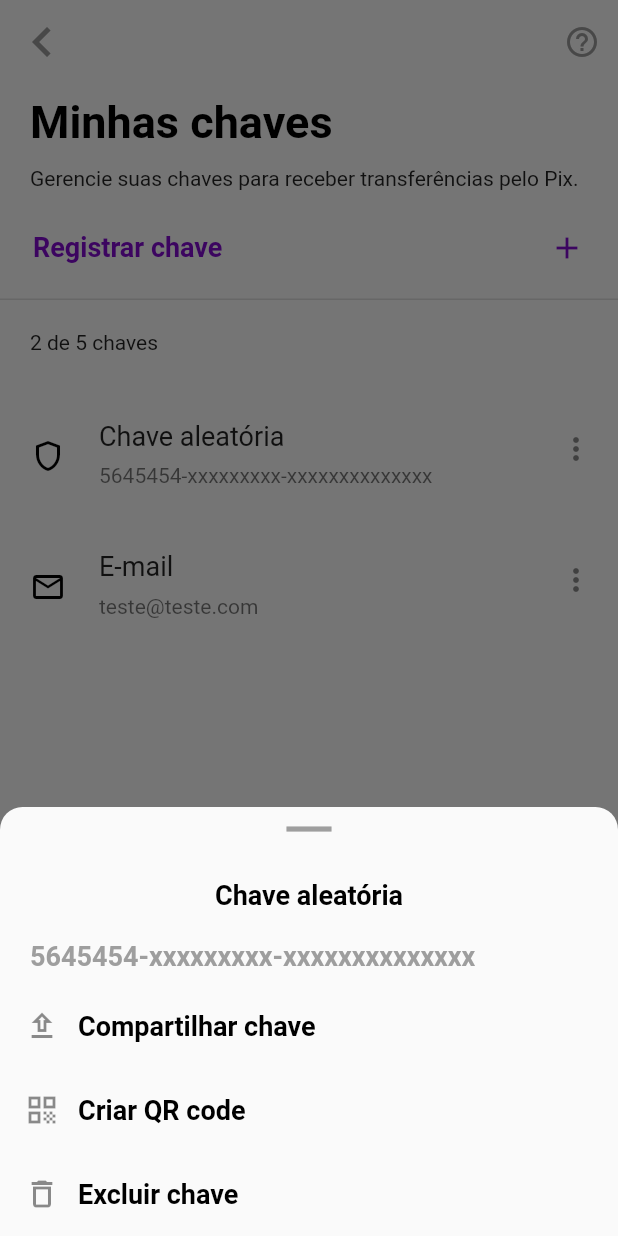
After one commit to Eduardo-Tanaka/Nubank-flutter, a Flutter app: the PixChavesPage screen opened by its route, after a tap on "Chave aleatória", on a phone screen of 412 x 824 dp. The commit adds this screen. Run offline on Flutter 3.47's test engine with Material 2 defaults, Android fonts, the phone set to English and light mode, and no system bars; our stand-ins replace flutter_masked_text2, font_awesome_flutter, google_fonts.

Commit message:
minhas chaves pix

```diff
--- a/lib/app_widget.dart
+++ b/lib/app_widget.dart
@@ -21,6 +21,7 @@ import 'package:nubank/modules/recarga/recarga_valor_page.dart';
 import 'package:nubank/modules/transferir/transferir_page.dart';
 import 'package:nubank/shared/themes/app_colors.dart';
 
+import 'modules/pix/pix_chaves/pix_chaves_page.dart';
 import 'modules/pix/pix_copia_cola/pix_copia_cola_page.dart';
 import 'modules/splash/splash_page.dart';
 import 'modules/transferir/qrcode/transferir_qrcode_page.dart';
@@ -53,6 +54,7 @@ class AppWidget extends StatelessWidget {
       "/limite": LimitePage(),
       "/pagar": PagarPage(),
       "/pix": PixPage(),
+      "/pix_chaves": PixChavesPage(),
       "/recarga": RecargaPage(),
       "/recarga_operadora": RecargaOperadoraPage(),
       "/recarga_forma_pagamento": RecargaFormaPagamentoPage(),
@@ -81,6 +83,7 @@ class AppWidget extends StatelessWidget {
                 (context, animation, secondaryAnimation, child) {
               switch (settings.name) {
                 case "/pix_copia_cola":
+                case "/pix_chaves":
                 case "/recarga_operadora":
                 case "/recarga_forma_pagamento":
                 case "/recarga_valor":
--- /dev/null
+++ b/lib/modules/pix/pix_chaves/pix_chave_modal_widget.dart
@@ -0,0 +1,77 @@
+import 'package:flutter/material.dart';
+import 'package:nubank/shared/themes/app_text_styles.dart';
+import 'package:nubank/shared/widgets/tile_pix/tile_pix_widget.dart';
+
+class PixChaveModalWidget extends StatelessWidget {
+  final String type;
+  final String value;
+
+  const PixChaveModalWidget({
+    Key? key,
+    required this.type,
+    required this.value,
+  }) : super(key: key);
+
+  @override
+  Widget build(BuildContext context) {
+    return Container(
+      child: Column(
+        crossAxisAlignment: CrossAxisAlignment.start,
+        mainAxisSize: MainAxisSize.min,
+        children: [
+          Center(
+            child: IconButton(
+              color: Colors.orange,
+              iconSize: 40,
+              splashRadius: 1,
+              padding: const EdgeInsets.only(top: 8, bottom: 0),
+              icon: Icon(
+                Icons.maximize,
+                color: Colors.grey,
+              ),
+              onPressed: () {
+                Navigator.pop(context);
+              },
+            ),
+          ),
+          Center(
+            child: Text(
+              type,
+              style: TextStyles.textBold,
+            ),
+          ),
+          Padding(
+            padding: const EdgeInsets.only(
+              top: 20,
+              left: 20,
+              right: 20,
+              bottom: 8,
+            ),
+            child: Text(
+              value,
+              style: TextStyles.textGrey,
+            ),
+          ),
+          TilePixWidget(
+            title: "Compartilhar chave",
+            iconLeading: Icons.upload_outlined,
+            onTap: () {},
+            showTrailingIcon: false,
+          ),
+          TilePixWidget(
+            title: "Criar QR code",
+            iconLeading: Icons.qr_code,
+            onTap: () {},
+            showTrailingIcon: false,
+          ),
+          TilePixWidget(
+            title: "Excluir chave",
+            iconLeading: Icons.delete_outline,
+            onTap: () {},
+            showTrailingIcon: false,
+          ),
+        ],
+      ),
+    );
+  }
+}
--- /dev/null
+++ b/lib/modules/pix/pix_chaves/pix_chaves_page.dart
@@ -0,0 +1,133 @@
+import 'package:flutter/material.dart';
+import 'package:nubank/modules/pix/pix_chaves/pix_chave_modal_widget.dart';
+import 'package:nubank/modules/pix/pix_chaves/pix_registrar_chave_modal_widget.dart';
+import 'package:nubank/shared/themes/app_colors.dart';
+import 'package:nubank/shared/themes/app_text_styles.dart';
+import 'package:nubank/shared/widgets/app_bar/app_bar_widget.dart';
+import 'package:nubank/shared/widgets/tile/tile_widget.dart';
+
+class PixChavesPage extends StatelessWidget {
+  const PixChavesPage({Key? key}) : super(key: key);
+
+  @override
+  Widget build(BuildContext context) {
+    return Scaffold(
+      backgroundColor: Colors.white,
+      appBar: AppBarWidget(
+        icon: Icons.navigate_before,
+        showTrailingIcon: true,
+      ),
+      body: SingleChildScrollView(
+        physics: BouncingScrollPhysics(),
+        child: Column(
+          mainAxisSize: MainAxisSize.min,
+          crossAxisAlignment: CrossAxisAlignment.start,
+          children: [
+            Padding(
+              padding: const EdgeInsets.symmetric(
+                horizontal: 20,
+                vertical: 8,
+              ),
+              child: Text(
+                "Minhas chaves",
+                style: TextStyles.textBigBold,
+              ),
+            ),
+            Padding(
+              padding: const EdgeInsets.symmetric(
+                horizontal: 20,
+                vertical: 4,
+              ),
+              child: Text(
+                "Gerencie suas chaves para receber transferências pelo Pix.",
+              ),
+            ),
+            Padding(
+              padding: const EdgeInsets.all(6),
+              child: ListTile(
+                title: Text(
+                  "Registrar chave",
+                  style: TextStyles.textNuBold,
+                ),
+                trailing: Icon(
+                  Icons.add,
+                  color: AppColors.background,
+                ),
+                onTap: () {
+                  showModalBottomSheet(
+                    context: context,
+                    shape: RoundedRectangleBorder(
+                      borderRadius: BorderRadius.only(
+                        topLeft: Radius.circular(15.0),
+                        topRight: Radius.circular(15.0),
+                      ),
+                    ),
+                    builder: (context) {
+                      return PixRegistrarChaveModalWidget();
+                    },
+                  );
+                },
+              ),
+            ),
+            Divider(
+              height: 1,
+              thickness: 1,
+            ),
+            Padding(
+              padding: const EdgeInsets.all(20),
+              child: Text("2 de 5 chaves"),
+            ),
+            TileWidget(
+              title: "Chave aleatória",
+              subtitle: "5645454-xxxxxxxxx-xxxxxxxxxxxxxx",
+              onTap: () {
+                showModalBottomSheet(
+                  context: context,
+                  shape: RoundedRectangleBorder(
+                    borderRadius: BorderRadius.only(
+                      topLeft: Radius.circular(15.0),
+                      topRight: Radius.circular(15.0),
+                    ),
+                  ),
+                  builder: (context) {
+                    return PixChaveModalWidget(
+                      type: "Chave aleatória",
+                      value: "5645454-xxxxxxxxx-xxxxxxxxxxxxxx",
+                    );
+                  },
+                );
+              },
+              iconLeading: Icons.shield_outlined,
+              iconTrailing: Icons.more_vert,
+              showDivider: false,
+            ),
+            TileWidget(
+              title: "E-mail",
+              subtitle: "teste@teste.com",
+              onTap: () {
+                showModalBottomSheet(
+                  context: context,
+                  shape: RoundedRectangleBorder(
+                    borderRadius: BorderRadius.only(
+                      topLeft: Radius.circular(15.0),
+                      topRight: Radius.circular(15.0),
+                    ),
+                  ),
+                  builder: (context) {
+                    return PixChaveModalWidget(
+                      type: "E-mail",
+                      value: "teste@teste.com",
+                    );
+                  },
+                );
+              },
+              iconLeading: Icons.mail_outline,
+              iconTrailing: Icons.more_vert,
+              showDivider: false,
+            ),
+          ],
+        ),
+      ),
+    );
+  }
+}
--- a/lib/shared/widgets/app_bar/app_bar_widget.dart
+++ b/lib/shared/widgets/app_bar/app_bar_widget.dart
@@ -6,6 +6,7 @@ class AppBarWidget extends StatelessWidget with PreferredSizeWidget {
   final double? value;
   final IconData? icon;
   final String? title;
+  final bool showTrailingIcon;
 
   @override
   final Size preferredSize = Size.fromHeight(kToolbarHeight);
@@ -15,6 +16,7 @@ class AppBarWidget extends StatelessWidget with PreferredSizeWidget {
     this.value,
     this.icon,
     this.title,
+    this.showTrailingIcon = false,
   }) : super(key: key);
 
   @override
@@ -32,6 +34,18 @@ class AppBarWidget extends StatelessWidget with PreferredSizeWidget {
         ),
         onPressed: () => Navigator.of(context).pop(),
       ),
+      actions: [
+        Visibility(
+          visible: showTrailingIcon,
+          child: IconButton(
+            icon: Icon(
+              Icons.help_outline,
+              color: Colors.grey,
+            ),
+            onPressed: () {},
+          ),
+        ),
+      ],
     );
   }
 
--- a/lib/shared/widgets/tile/tile_widget.dart
+++ b/lib/shared/widgets/tile/tile_widget.dart
@@ -12,6 +12,8 @@ class TileWidget extends StatelessWidget {
   final GestureTapDownCallback? onTapDown;
   final VoidCallback? onTapCancel;
   final double? opacity;
+  final IconData? iconTrailing;
+  final bool showDivider;
 
   const TileWidget({
     Key? key,
@@ -25,6 +27,8 @@ class TileWidget extends StatelessWidget {
     this.onTapDown,
     this.onTapCancel,
     this.opacity = 1,
+    this.iconTrailing,
+    this.showDivider = true,
   }) : super(key: key);
 
   @override
@@ -77,7 +81,7 @@ class TileWidget extends StatelessWidget {
                     child: Padding(
                       padding: const EdgeInsets.only(bottom: 20),
                       child: Icon(
-                        Icons.chevron_right,
+                        iconTrailing ?? Icons.chevron_right,
                       ),
                     ),
                   ),
@@ -86,9 +90,12 @@ class TileWidget extends StatelessWidget {
             ),
           ),
         ),
-        Divider(
-          height: 1,
-          thickness: 1,
+        Visibility(
+          visible: showDivider,
+          child: Divider(
+            height: 1,
+            thickness: 1,
+          ),
         ),
       ],
     );
--- a/lib/shared/widgets/tile_pix/tile_pix_widget.dart
+++ b/lib/shared/widgets/tile_pix/tile_pix_widget.dart
@@ -5,12 +5,14 @@ class TilePixWidget extends StatelessWidget {
   final String title;
   final IconData iconLeading;
   final VoidCallback onTap;
+  final showTrailingIcon;
 
   const TilePixWidget({
     Key? key,
     required this.title,
     required this.iconLeading,
     required this.onTap,
+    this.showTrailingIcon = true,
   }) : super(key: key);
 
   @override
@@ -27,7 +29,10 @@ class TilePixWidget extends StatelessWidget {
               style: TextStyles.textBold,
             ),
           ),
-          trailing: Icon(Icons.chevron_right),
+          trailing: Visibility(
+            visible: showTrailingIcon,
+            child: Icon(Icons.chevron_right),
+          ),
           onTap: null,
         ),
       ),
```
Also changed, not shown: lib/modules/pix/pix_chaves/pix_registrar_chave_modal_widget.dart (added, +70 -0 lines), lib/modules/pix/pix_page.dart (+13 -7 lines), lib/shared/themes/app_text_styles.dart (+5 -5 lines).
